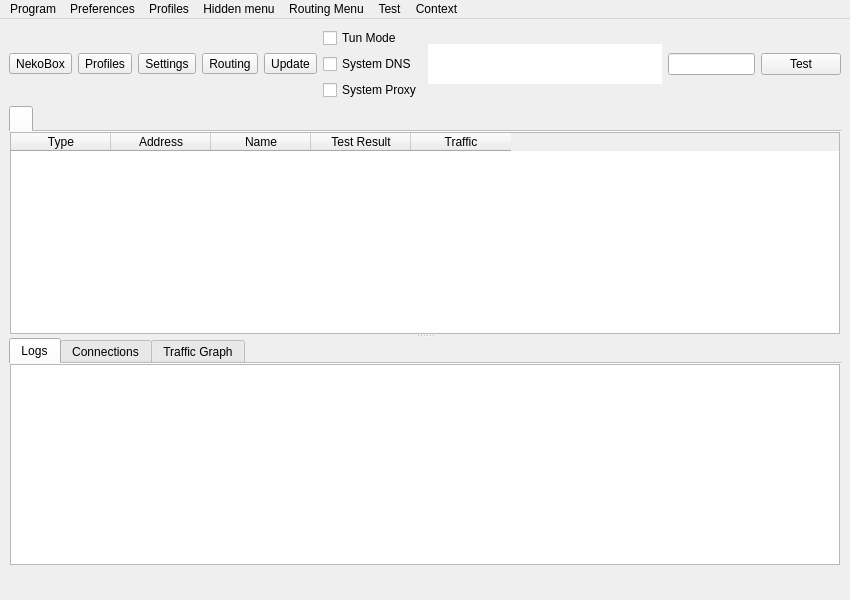
Before: the Qt Designer form src/nekobox/ui/mainwindow.ui in qr243vbi/nekobox, drawn with Qt 5.
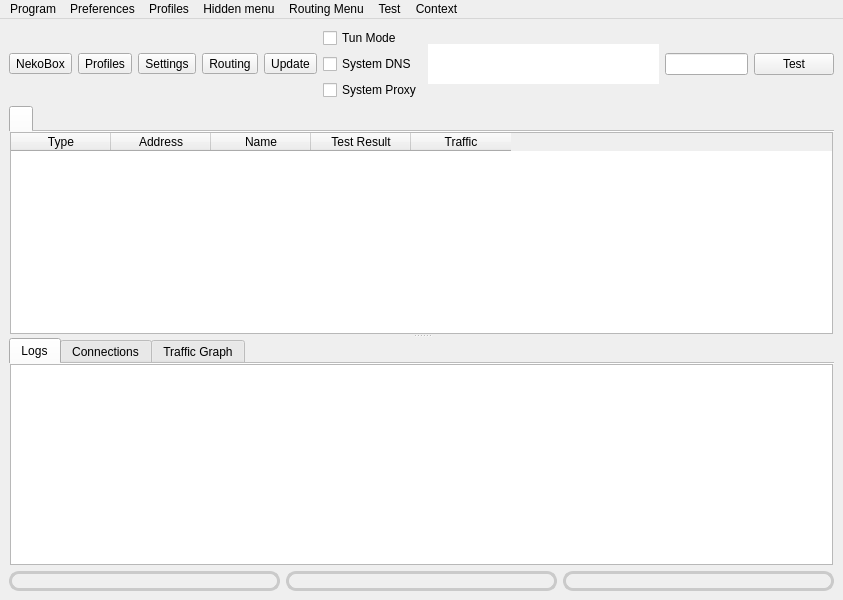
After: the same form once the commit is applied. Icons and pictures are not drawn. Custom widgets are drawn as their Qt base class.

Diff of the .ui file:
```diff
--- a/src/nekobox/ui/mainwindow.ui
+++ b/src/nekobox/ui/mainwindow.ui
@@ -6,7 +6,7 @@
    <rect>
     <x>0</x>
     <y>0</y>
-    <width>850</width>
+    <width>843</width>
     <height>600</height>
    </rect>
   </property>
@@ -19,6 +19,9 @@
   <property name="windowTitle">
    <string notr="true">qr243vbi</string>
   </property>
+  <property name="autoFillBackground">
+   <bool>true</bool>
+  </property>
   <widget class="QWidget" name="centralwidget">
    <layout class="QVBoxLayout" name="verticalLayout_3" stretch="0,0,0">
     <item>
@@ -331,27 +334,6 @@
         </layout>
        </widget>
       </widget>
-      <widget class="QWidget" name="aaaaaaaaaaaaaaaaaa">
-       <layout class="QVBoxLayout" name="aaaaaaaaaaaa" stretch="0">
-        <item>
-         <widget class="QWidget" name="down_tab" native="true">
-          <layout class="QVBoxLayout" name="verticalLayout">
-           <property name="spacing">
-            <number>0</number>
-           </property>
-           <property name="leftMargin">
-            <number>0</number>
-           </property>
-           <property name="topMargin">
-            <number>0</number>
-           </property>
-           <property name="rightMargin">
-            <number>0</number>
-           </property>
-           <property name="bottomMargin">
-            <number>0</number>
-           </property>
-           <item>
             <widget class="QTabWidget" name="stats_widget">
              <property name="autoFillBackground">
               <bool>true</bool>
@@ -519,18 +501,41 @@
               </layout>
              </widget>
             </widget>
-           </item>
-          </layout>
-         </widget>
-        </item>
-       </layout>
-      </widget>
      </widget>
     </item>
     <item>
      <layout class="QHBoxLayout" name="horizontalLayout">
+      <item>
+       <widget class="QLabel" name="label_speed">
+        <property name="styleSheet">
+         <string notr="true">border-radius: 10px;
+border: 3px solid palette(midlight);
+font: inherit;</string>
+        </property>
+        <property name="text">
+         <string/>
+        </property>
+       </widget>
+      </item>
       <item>
        <widget class="QLabel" name="label_running">
+        <property name="styleSheet">
+         <string notr="true">border-radius: 10px;
+border: 3px solid palette(midlight);
+font: inherit;</string>
+        </property>
+        <property name="text">
+         <string/>
+        </property>
+       </widget>
+      </item>
+      <item>
+       <widget class="QLabel" name="label_inbound">
+        <property name="styleSheet">
+         <string notr="true">border-radius: 10px;
+border: 3px solid palette(midlight);
+font: inherit;</string>
+        </property>
         <property name="text">
          <string/>
         </property>
@@ -552,26 +557,6 @@
         </property>
        </spacer>
       </item>
-      <item>
-       <widget class="QLabel" name="label_inbound">
-        <property name="text">
-         <string/>
-        </property>
-        <property name="alignment">
-         <set>Qt::AlignmentFlag::AlignLeading|Qt::AlignmentFlag::AlignLeft|Qt::AlignmentFlag::AlignVCenter</set>
-        </property>
-       </widget>
-      </item>
-      <item>
-       <widget class="QLabel" name="label_speed">
-        <property name="text">
-         <string/>
-        </property>
-        <property name="alignment">
-         <set>Qt::AlignmentFlag::AlignLeading|Qt::AlignmentFlag::AlignLeft|Qt::AlignmentFlag::AlignVCenter</set>
-        </property>
-       </widget>
-      </item>
      </layout>
     </item>
    </layout>
@@ -581,7 +566,7 @@
     <rect>
      <x>0</x>
      <y>0</y>
-     <width>850</width>
+     <width>843</width>
      <height>23</height>
     </rect>
    </property>
```
Left out of the diff: 6 changed lines with no effect on the pictures. Lines whose indentation alone changed are shown as unchanged.
